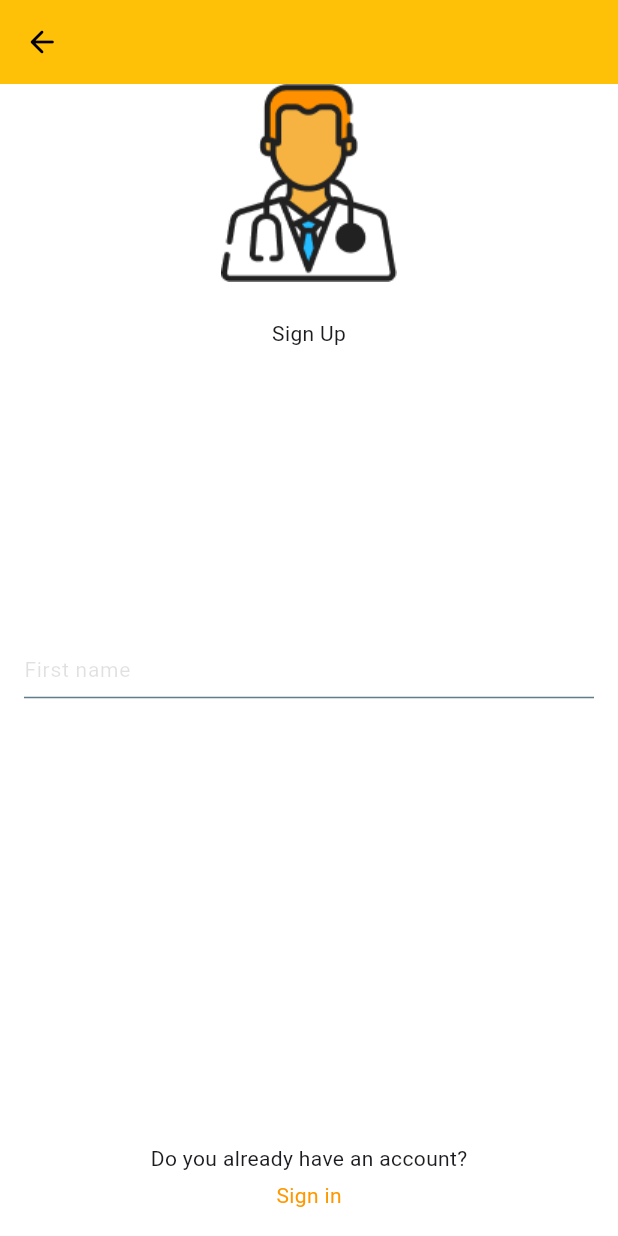
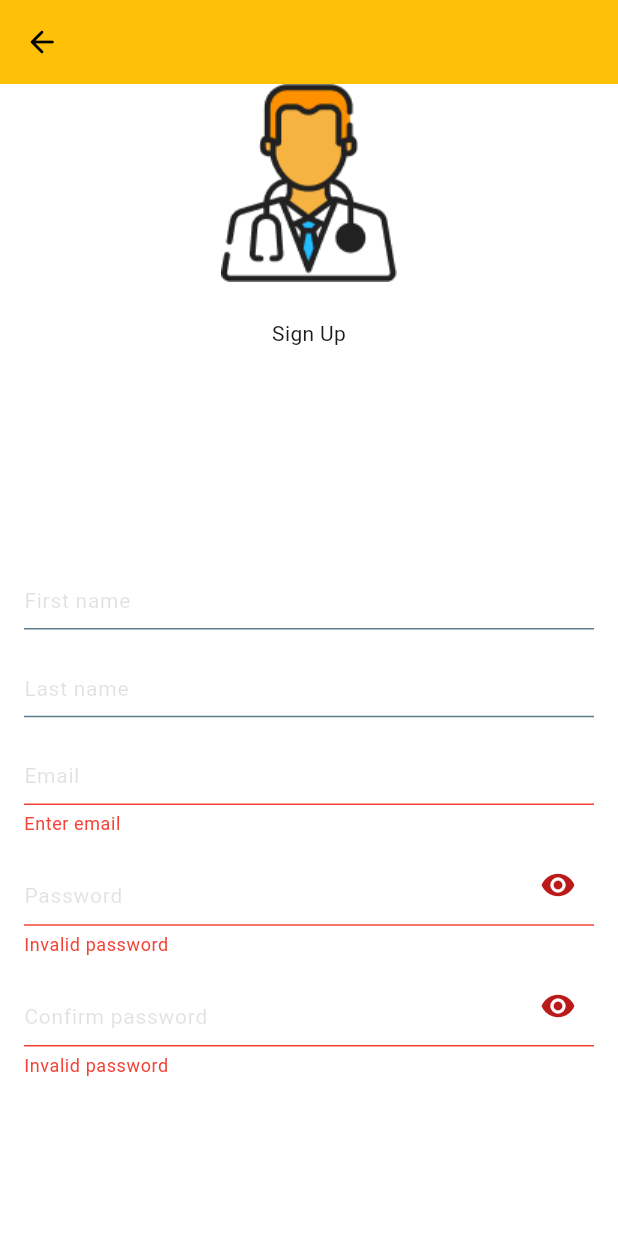
Before and after one commit to kadr0id/nice_analyses, a Flutter app: the SignUpPage screen opened directly, on a phone screen of 412 x 824 dp. Run offline on Flutter 3.47's test engine with Material 2 defaults, Android fonts, the phone set to English and light mode, and no system bars; our stand-ins replace formz; Roboto replaces fonts that are missing (Formular).

Commit message:
add inputs in signUp from

```diff
--- a/lib/sign_up/view/sign_up_form.dart
+++ b/lib/sign_up/view/sign_up_form.dart
@@ -1,4 +1,7 @@
 import 'package:flutter/material.dart';
+import 'package:nice_analyses/app/form_inputs/email.dart';
+import 'package:nice_analyses/app/form_inputs/password.dart';
+import 'package:nice_analyses/app/nice_ui/widgets/nice_password_text_fiel.dart';
 
 import '../../app/nice_ui/nice_spacing.dart';
 import '../../app/nice_ui/widgets/nice_text_field.dart';
@@ -12,25 +15,25 @@ class SignUpForm extends StatelessWidget {
 
   @override
   Widget build(BuildContext context) {
-    return const ScrollableColumn(
+    return ScrollableColumn(
       mainAxisSize: MainAxisSize.min,
       children: [
-        RegistrationHeader(title: 'Sign Up'),
-        Spacer(flex: 4),
-        _FirstNameInput(),
-        SizedBox(height: NiceSpacing.xs),
-        // const _LastNameInput(),
-        SizedBox(height: NiceSpacing.xs),
-        // const _EmailInput(),
-        SizedBox(height: NiceSpacing.xs),
-        //  const _PasswordInput(),
-        SizedBox(height: NiceSpacing.xs),
-        //  const _ConfirmPasswordInput(),
+        const RegistrationHeader(title: 'Sign Up'),
+        const Spacer(flex: 4),
+        const _FirstNameInput(),
+        const SizedBox(height: NiceSpacing.xs),
+        const _LastNameInput(),
+        const SizedBox(height: NiceSpacing.xs),
+        _EmailInput(),
+        const SizedBox(height: NiceSpacing.xs),
+        const _PasswordInput(),
+        const SizedBox(height: NiceSpacing.xs),
+        const _ConfirmPasswordInput(),
         //const _TermsOfUse(),
-        Spacer(flex: 4),
-        Spacer(flex: 2),
-        _SignIn(),
-        SizedBox(height: NiceSpacing.sm)
+        const Spacer(flex: 4),
+        const Spacer(flex: 2),
+        const _SignIn(),
+        const SizedBox(height: NiceSpacing.sm)
       ],
     );
   }
@@ -54,6 +57,124 @@ class _FirstNameInput extends StatelessWidget {
   }
 }
 
+class _LastNameInput extends StatelessWidget {
+  const _LastNameInput({Key? key}) : super(key: key);
+
+  @override
+  Widget build(BuildContext context) {
+    return Padding(
+      padding: const EdgeInsets.symmetric(
+        horizontal: NiceSpacing.lg,
+      ),
+      child: NiceTextField(
+        key: const Key('signUpForm_lastName_textField'),
+        labelText: 'Last name',
+        onChanged: (lastName) {},
+      ),
+    );
+  }
+}
+
+class _EmailInput extends StatelessWidget {
+  @override
+  Widget build(BuildContext context) {
+    EmailValidationError email = EmailValidationError.empty;
+
+    return Padding(
+      padding: const EdgeInsets.symmetric(
+        horizontal: NiceSpacing.lg,
+      ),
+      child: NiceTextField(
+        key: const Key('signUpForm_emailInput_textField'),
+        labelText: 'Email',
+        onChanged: (email) {},
+        errorText: _getValidationErrorMessage(email),
+        autofillHints: const [AutofillHints.email],
+        keyboardType: TextInputType.emailAddress,
+      ),
+    );
+  }
+
+  String? _getValidationErrorMessage(
+    EmailValidationError? error,
+  ) {
+    switch (error) {
+      case EmailValidationError.invalid:
+        return 'Invalid email';
+      case EmailValidationError.empty:
+        return 'Enter email';
+      case null:
+        return null;
+    }
+  }
+}
+
+class _PasswordInput extends StatelessWidget {
+  const _PasswordInput({Key? key}) : super(key: key);
+
+  @override
+  Widget build(BuildContext context) {
+    PasswordValidationError password = PasswordValidationError.invalid;
+    return Padding(
+      padding: const EdgeInsets.symmetric(
+        horizontal: NiceSpacing.lg,
+      ),
+      child: NicePasswordTextField(
+        key: const Key('signUpForm_passwordInput_textField'),
+        labelText: 'Password',
+        onChanged: (password) {},
+        errorText: _getValidationErrorMessage(password),
+      ),
+    );
+  }
+
+  String? _getValidationErrorMessage(
+    PasswordValidationError? error,
+  ) {
+    switch (error) {
+      case PasswordValidationError.invalid:
+        return 'Invalid password';
+      case PasswordValidationError.empty:
+        return 'Please enter a password';
+      case null:
+        return null;
+    }
+  }
+}
+
+class _ConfirmPasswordInput extends StatelessWidget {
+  const _ConfirmPasswordInput({Key? key}) : super(key: key);
+
+  @override
+  Widget build(BuildContext context) {
+    PasswordValidationError password = PasswordValidationError.invalid;
+    return Padding(
+      padding: const EdgeInsets.symmetric(
+        horizontal: NiceSpacing.lg,
+      ),
+      child: NicePasswordTextField(
+        key: const Key('signUpForm_confirmPasswordInput_textField'),
+        labelText: 'Confirm password',
+        onChanged: (password) {},
+        errorText: _getValidationErrorMessage(password),
+      ),
+    );
+  }
+
+  String? _getValidationErrorMessage(
+    PasswordValidationError? error,
+  ) {
+    switch (error) {
+      case PasswordValidationError.invalid:
+        return 'Invalid password';
+      case PasswordValidationError.empty:
+        return 'Please enter a password';
+      case null:
+        return null;
+    }
+  }
+}
+
 class _SignIn extends StatelessWidget {
   const _SignIn({Key? key}) : super(key: key);
 
```
